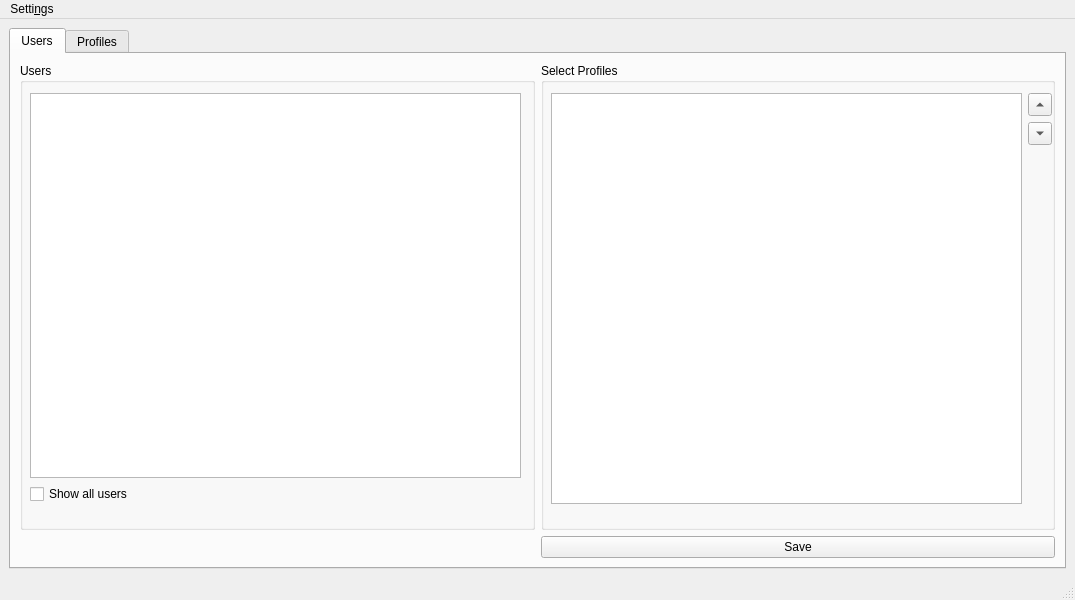
This is src/mainwindow.ui in KDE/confine as Qt 5 draws it before an edit. The edited form follows.
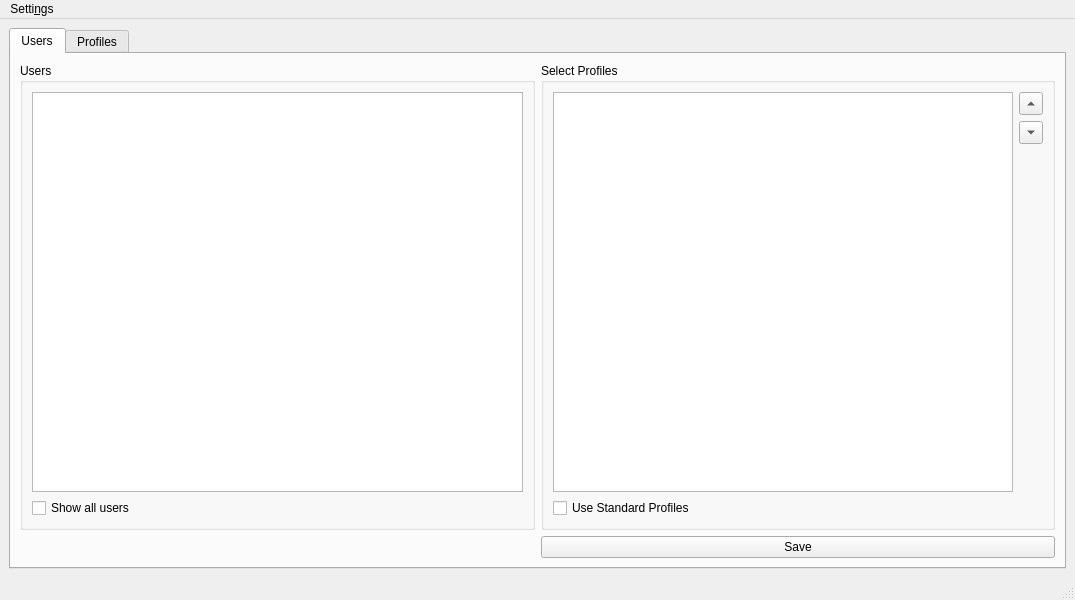
This is the edited form.

Commit message: checkbox to display std profiles added

```diff
--- a/src/mainwindow.ui
+++ b/src/mainwindow.ui
@@ -32,20 +32,13 @@
             <property name="title">
              <string>Select Profiles</string>
             </property>
-            <widget class="QWidget" name="gridLayoutWidget">
-             <property name="geometry">
-              <rect>
-               <x>10</x>
-               <y>30</y>
-               <width>501</width>
-               <height>411</height>
-              </rect>
-             </property>
+            <layout class="QGridLayout" name="gridLayout_9">
+             <item row="0" column="0">
              <layout class="QGridLayout" name="gridLayout_5">
               <property name="sizeConstraint">
                <enum>QLayout::SetNoConstraint</enum>
               </property>
-              <item row="0" column="0">
+               <item row="1" column="0">
                <widget class="QListWidget" name="profileListForUser">
                 <property name="sizePolicy">
                  <sizepolicy hsizetype="Expanding" vsizetype="Expanding">
@@ -61,7 +54,7 @@
                 </property>
                </widget>
               </item>
-              <item row="0" column="1">
+               <item row="1" column="1">
                <layout class="QGridLayout" name="gridLayout_4">
                 <item row="0" column="0">
                  <widget class="QToolButton" name="buttonUp">
@@ -98,8 +91,22 @@
                 </item>
                </layout>
               </item>
-             </layout>
-            </widget>
+               <item row="2" column="0">
+                <widget class="QCheckBox" name="stdProfilesCheckBox">
+                 <property name="statusTip">
+                  <string/>
+                 </property>
+                 <property name="whatsThis">
+                  <string/>
+                 </property>
+                 <property name="text">
+                  <string>Use Standard Profiles</string>
+                 </property>
+                </widget>
+               </item>
+              </layout>
+             </item>
+            </layout>
            </widget>
           </item>
           <item row="1" column="1">
@@ -120,15 +127,8 @@
             <property name="title">
              <string>Users</string>
             </property>
-            <widget class="QWidget" name="gridLayoutWidget_2">
-             <property name="geometry">
-              <rect>
-               <x>10</x>
-               <y>30</y>
-               <width>491</width>
-               <height>411</height>
-              </rect>
-             </property>
+            <layout class="QGridLayout" name="gridLayout_8">
+             <item row="0" column="0">
              <layout class="QGridLayout" name="gridLayout_7">
               <item row="0" column="0">
                <widget class="QListWidget" name="userList">
@@ -151,7 +151,8 @@
                </widget>
               </item>
              </layout>
-            </widget>
+             </item>
+            </layout>
            </widget>
           </item>
          </layout>
```
Lines whose indentation alone changed are shown as unchanged. The commit also changes 4 other files.
